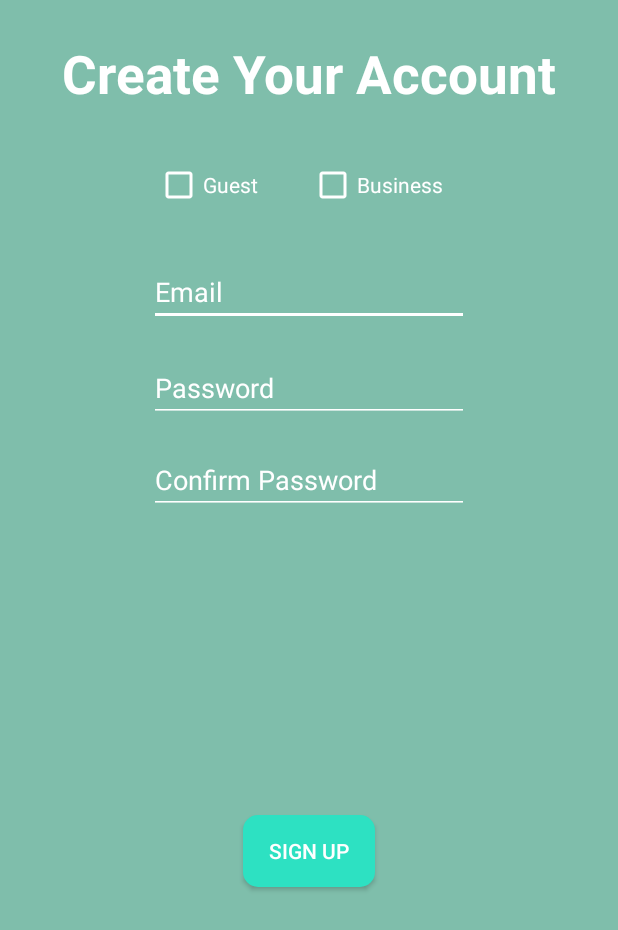
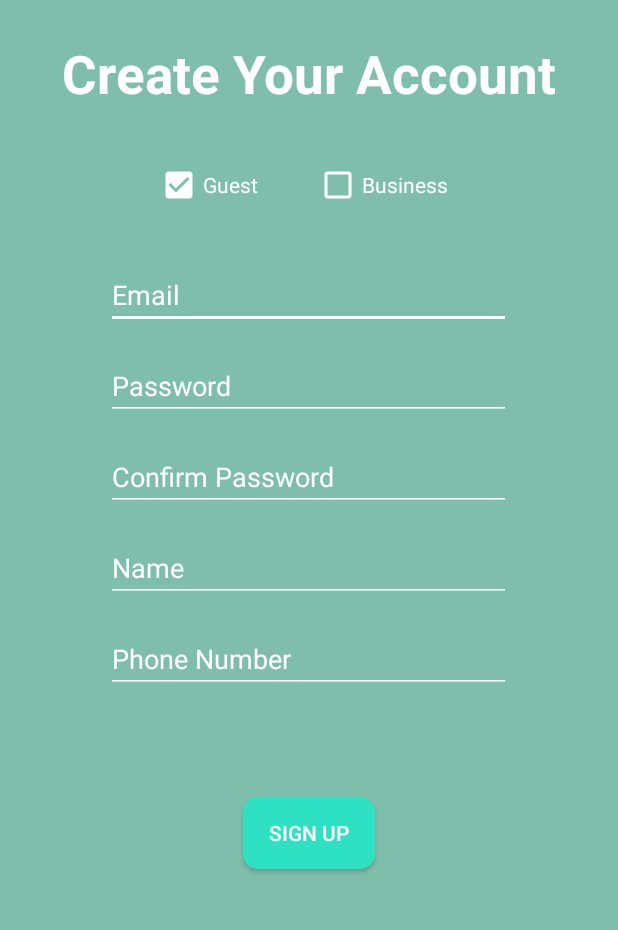
Before and after one commit to svarh/SWE-UT4, an Android app: the SignUp screen opened directly, with no data from a screen before it, on a phone screen of 412 x 824 dp. Shown: the top 930 px of the screen. Run offline under Robolectric (Android 15) with nearby library versions, the phone set to English and light mode, and no system bars.

Commit message:
Cleaned up code and UI for sign up page

```diff
--- a/app/src/main/java/com/example/care/SignUp.java
+++ b/app/src/main/java/com/example/care/SignUp.java
@@ -49,9 +49,7 @@ public class SignUp extends AppCompatActivity {
                     businessCheck.setChecked(false);
                 }
                 emailInput.setHint("Email");
-                nameInput.setVisibility(View.VISIBLE);
                 nameInput.setHint("Name");
-                phoneInput.setVisibility(View.VISIBLE);
                 companyNameInput.setVisibility(View.INVISIBLE);
             }
         });
@@ -62,10 +60,8 @@ public class SignUp extends AppCompatActivity {
                 if(businessCheck.isChecked()){
                     guestCheck.setChecked(false);
                 }
-                nameInput.setVisibility(View.VISIBLE);
                 nameInput.setHint("Receptionist Name");
                 emailInput.setHint("Company Email");
-                phoneInput.setVisibility(View.VISIBLE);
                 companyNameInput.setVisibility(View.VISIBLE);
             }
         });
@@ -78,31 +74,24 @@ public class SignUp extends AppCompatActivity {
                     makeToast("Please select an account type");
                 }
                 else if(guestCheck.isChecked()){
-                    email = emailInput.getText().toString();
-                    password = passwordInput.getText().toString();
-                    name = nameInput.getText().toString();
-                    phoneNumb = phoneInput.getText().toString();
-                    if(email.length() == 0 | password.length() == 0 | name.length() == 0 | phoneNumb.length() == 0){
-                        makeToast("Please fill in all available fields");
+                    if(checkInputs("Guest")){
+                        if(checkValidity(password, email, phoneNumb)) {
+                            makeToast("Account Created!");
+                        }
                     }
                 }
                 else if(businessCheck.isChecked()){
-                    email = emailInput.getText().toString();
-                    password = passwordInput.getText().toString();
-                    name = nameInput.getText().toString();
-                    companyName = companyNameInput.getText().toString();
-                    phoneNumb = phoneInput.getText().toString();
-                    if(email.length() == 0 | password.length() == 0 | name.length() == 0 | companyName.length() == 0 | phoneNumb.length() == 0){
-                        makeToast("Please fill in all available fields");
-                    }
-                    else if(checkValidity(password, email, phoneNumb)){
-                        makeToast("Account Created!");
+                    if(checkInputs("Business")){
+                        if(checkValidity(password, email, phoneNumb)) {
+                            makeToast("Account Created!");
+                        }
                     }
                 }
             }
         });
     }
 
+    // This method sets up the UI
     private void setUI(){
         emailInput = findViewById(R.id.editTextEmail);
         passwordInput = findViewById(R.id.editTextPassword);
@@ -115,11 +104,35 @@ public class SignUp extends AppCompatActivity {
         signUpButton = findViewById(R.id.buttonSignUp);
     }
 
+    // This method collects all inputs to it's corresponding variables and checks if they all have been filled in
+    private boolean checkInputs(String type){
+        email = emailInput.getText().toString();
+        password = passwordInput.getText().toString();
+        name = nameInput.getText().toString();
+        companyName = companyNameInput.getText().toString();
+        phoneNumb = phoneInput.getText().toString();
+        if(type.equals("Guest")){
+            if(email.length() == 0 | password.length() == 0 | name.length() == 0 | phoneNumb.length() == 0){
+                makeToast("Please fill in all available fields");
+                return false;
+            }
+        }
+        else if(type.equals("Business")){
+            if(email.length() == 0 | password.length() == 0 | name.length() == 0 | companyName.length() == 0 | phoneNumb.length() == 0){
+                makeToast("Please fill in all available fields");
+                return false;
+            }
+        }
+        return true;
+    }
+
+    // This method checks if the email input is a valid email
     private boolean isEmailValid(CharSequence email) {
         return android.util.Patterns.EMAIL_ADDRESS.matcher(email)
                 .matches();
     }
 
+    // This method checks if the inputs for password, email, and phone number are valid
     private boolean checkValidity(String password, String email, String phoneNumb){
         if (password.length() < 6 | password.length() > 12) {
             makeToast("Password must be between 6 - 12 characters");
--- a/app/src/main/res/layout/activity_sign_up.xml
+++ b/app/src/main/res/layout/activity_sign_up.xml
@@ -6,6 +6,17 @@
     android:layout_height="match_parent"
     android:background="@color/background"
     tools:context=".SignUp">
+
+    <TextView
+        android:id="@+id/textViewCreateAccount"
+        android:layout_width="wrap_content"
+        android:layout_height="wrap_content"
+        android:layout_centerHorizontal="true"
+        android:layout_marginTop="25dp"
+        android:text="@string/create_your_account"
+        android:textColor="@color/white"
+        android:textSize="35sp"
+        android:textStyle="bold" />
 
     <RelativeLayout
         android:id="@+id/accountTypeSelect"
@@ -21,11 +32,12 @@
             android:layout_width="97dp"
             android:layout_height="match_parent"
             android:layout_alignStart="@id/checkBoxBusiness"
-            android:layout_alignParentStart="true"
+            android:layout_alignParentLeft="true"
             android:layout_alignParentBottom="true"
             android:layout_marginStart="0dp"
             android:layout_marginBottom="0dp"
             android:buttonTint="@color/white"
+            android:checked="true"
             android:text="@string/guest"
             android:textColor="@color/white" />
 
@@ -33,9 +45,8 @@
             android:id="@+id/checkBoxBusiness"
             android:layout_width="99dp"
             android:layout_height="match_parent"
-            android:layout_alignParentEnd="true"
-            android:layout_alignParentBottom="true"
-            android:layout_marginEnd="3dp"
+            android:layout_alignParentRight="true"
+            android:layout_marginEnd="0dp"
             android:layout_marginBottom="0dp"
             android:buttonTint="@color/white"
             android:checked="false"
@@ -43,58 +54,45 @@
             android:textColor="@color/white" />
     </RelativeLayout>
 
-    <TextView
-        android:id="@+id/textViewCreateAccount"
-        android:layout_width="wrap_content"
-        android:layout_height="wrap_content"
-        android:layout_alignParentTop="true"
-        android:layout_centerHorizontal="true"
-        android:layout_marginTop="25dp"
-        android:text="@string/create_your_account"
-        android:textColor="@color/white"
-        android:textSize="35sp"
-        android:textStyle="bold" />
 
     <EditText
         android:id="@+id/editTextEmail"
-        android:layout_width="wrap_content"
+        android:layout_width="270dp"
         android:layout_height="wrap_content"
-        android:layout_alignParentTop="true"
+        android:layout_below="@+id/accountTypeSelect"
         android:layout_centerHorizontal="true"
-        android:layout_marginTop="172dp"
-        android:layout_below="@id/accountTypeSelect"
+        android:layout_marginTop="30dp"
         android:backgroundTint="@color/white"
         android:ems="10"
         android:hint="@string/email"
+        android:importantForAutofill="no"
         android:inputType="textEmailAddress"
         android:textColor="@color/white"
-        android:textColorHint="@color/white"
-        android:importantForAutofill="no" />
+        android:textColorHint="@color/white" />
 
     <EditText
         android:id="@+id/editTextPassword"
-        android:layout_width="wrap_content"
+        android:layout_width="270dp"
         android:layout_height="wrap_content"
-        android:layout_below="@id/editTextEmail"
-        android:layout_alignParentTop="true"
+        android:layout_below="@+id/editTextEmail"
         android:layout_centerHorizontal="true"
-        android:layout_marginTop="236dp"
+        android:layout_marginTop="15dp"
+        android:layout_marginEnd="82dp"
         android:backgroundTint="@color/white"
         android:ems="10"
         android:hint="@string/password"
+        android:importantForAutofill="no"
         android:inputType="textPassword"
         android:textColor="@color/white"
-        android:textColorHint="@color/white"
-        android:importantForAutofill="no" />
+        android:textColorHint="@color/white" />
 
     <EditText
         android:id="@+id/editTextConfirmPassword"
-        android:layout_width="wrap_content"
+        android:layout_width="270dp"
         android:layout_height="wrap_content"
         android:layout_below="@id/editTextPassword"
-        android:layout_alignParentTop="true"
         android:layout_centerInParent="true"
-        android:layout_marginTop="297dp"
+        android:layout_marginTop="15dp"
         android:backgroundTint="@color/white"
         android:ems="10"
         android:hint="@string/confirm_password"
@@ -103,71 +101,63 @@
         android:textColorHint="@color/white"
         android:importantForAutofill="no" />
 
-    <Button
-        android:id="@+id/buttonSignUp"
-        android:layout_width="wrap_content"
-        android:layout_height="wrap_content"
-        android:layout_below="@id/accountTypeSelect"
-        android:layout_centerHorizontal="true"
-        android:layout_marginTop="399dp"
-        android:background="@drawable/my_button"
-        android:text="@string/sign_up"
-        android:textColor="@color/white" />
-
     <EditText
         android:id="@+id/editTextName"
-        android:layout_width="wrap_content"
+        android:layout_width="270dp"
         android:layout_height="wrap_content"
-        android:layout_below="@id/editTextCompanyName"
-        android:layout_alignParentStart="true"
-        android:layout_alignParentTop="true"
+        android:layout_below="@id/editTextConfirmPassword"
         android:layout_centerHorizontal="true"
-        android:layout_marginStart="100dp"
-        android:layout_marginTop="354dp"
+        android:layout_marginTop="15dp"
         android:backgroundTint="@color/white"
         android:ems="10"
         android:hint="@string/name"
+        android:importantForAutofill="no"
         android:inputType="textPersonName"
         android:textColor="@color/white"
-        android:textColorHint="@color/white"
-        android:visibility="invisible"
-        android:importantForAutofill="no" />
+        android:textColorHint="@color/white" />
 
     <EditText
         android:id="@+id/editTextPhoneNumb"
-        android:layout_width="wrap_content"
+        android:layout_width="270dp"
         android:layout_height="wrap_content"
         android:layout_below="@id/editTextName"
-        android:layout_alignParentBottom="true"
         android:layout_centerHorizontal="true"
-        android:layout_marginTop="9dp"
-        android:layout_marginBottom="199dp"
+        android:layout_marginTop="15dp"
         android:backgroundTint="@color/white"
         android:ems="10"
         android:hint="@string/phone_number"
         android:inputType="phone"
         android:textColor="@color/white"
         android:textColorHint="@color/white"
-        android:visibility="invisible"
         android:importantForAutofill="no" />
 
     <EditText
         android:id="@+id/editTextCompanyName"
-        android:layout_width="wrap_content"
+        android:layout_width="270dp"
         android:layout_height="wrap_content"
-        android:layout_alignParentStart="true"
-        android:layout_alignParentBottom="true"
+        android:layout_below="@id/editTextPhoneNumb"
         android:layout_centerHorizontal="true"
-        android:layout_marginStart="101dp"
-        android:layout_marginBottom="145dp"
+        android:layout_marginStart="113dp"
+        android:layout_marginTop="15dp"
         android:backgroundTint="@color/white"
         android:ems="10"
         android:hint="@string/company_name"
+        android:importantForAutofill="no"
         android:inputType="textPersonName"
         android:textColor="@color/white"
         android:textColorHint="@color/white"
-        android:visibility="invisible"
-        android:importantForAutofill="no" />
+        android:visibility="invisible" />
+
+    <Button
+        android:id="@+id/buttonSignUp"
+        android:layout_width="wrap_content"
+        android:layout_height="wrap_content"
+        android:layout_alignParentTop="true"
+        android:layout_centerHorizontal="true"
+        android:layout_marginTop="531dp"
+        android:background="@drawable/my_button"
+        android:text="@string/sign_up"
+        android:textColor="@color/white" />
 
 
 </RelativeLayout>
```
